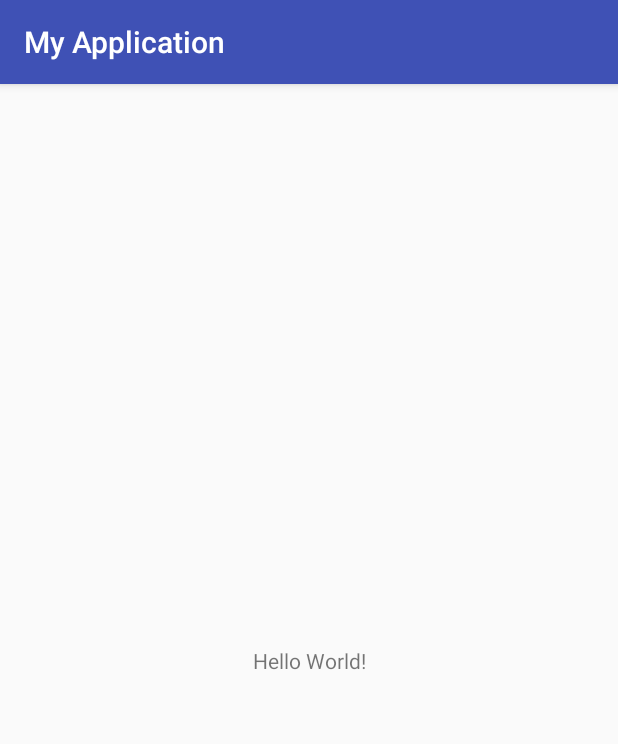
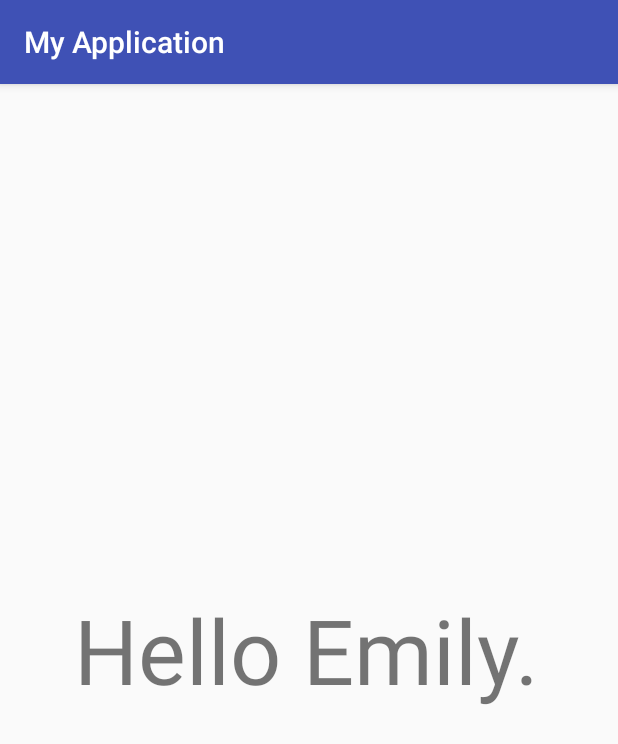
Before and after one commit to velasqem2019/lab1, an Android app: the screen it shows after launch (MainActivity), on a phone screen of 412 x 824 dp. Shown: the top 744 px of the screen. Run offline under Robolectric (Android 15) with nearby library versions, the phone set to English and light mode, and no system bars.

Commit message:
Changed size and contents of text display

```diff
--- a/app/src/main/res/layout/activity_main.xml
+++ b/app/src/main/res/layout/activity_main.xml
@@ -9,10 +9,13 @@
     <TextView
         android:layout_width="wrap_content"
         android:layout_height="wrap_content"
-        android:text="Hello World!"
+        android:text="Hello Emily."
+        android:textSize="60sp"
         app:layout_constraintBottom_toBottomOf="parent"
+        app:layout_constraintHorizontal_bias="0.49"
         app:layout_constraintLeft_toLeftOf="parent"
         app:layout_constraintRight_toRightOf="parent"
-        app:layout_constraintTop_toTopOf="parent" />
+        app:layout_constraintTop_toTopOf="parent"
+        app:layout_constraintVertical_bias="0.49" />
 
 </android.support.constraint.ConstraintLayout>
```
